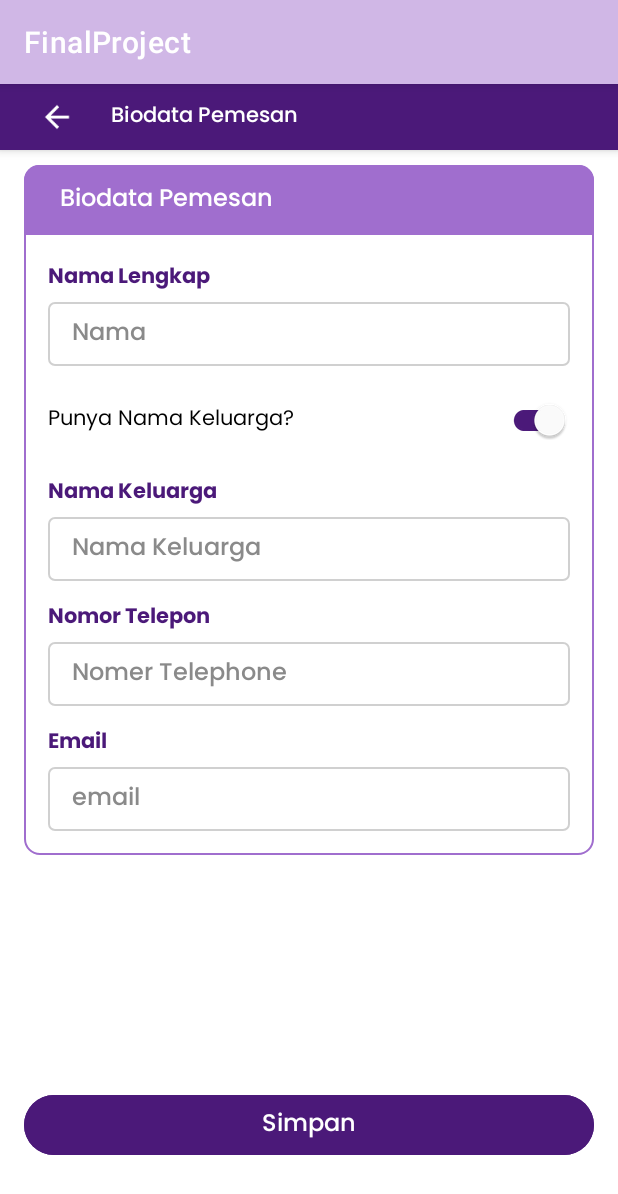
After one commit to C1-Bisa/C1-AND, an Android app: the fragment BiodataPemesanFragment shown on its own in the app's theme, on a phone screen of 412 x 824 dp. The commit adds this screen. Shown: the top 1194 px of the screen. Run offline under Robolectric (Android 15) with nearby library versions, the light colour scheme and no system bars.

Commit message:
add fragment

```diff
--- /dev/null
+++ b/app/src/main/java/com/binar/finalproject/view/home/BiodataPemesanFragment.kt
@@ -0,0 +1,20 @@
+package com.binar.finalproject.view.home
+
+import android.os.Bundle
+import androidx.fragment.app.Fragment
+import android.view.LayoutInflater
+import android.view.View
+import android.view.ViewGroup
+import com.binar.finalproject.R
+
+class BiodataPemesanFragment : Fragment() {
+
+    override fun onCreateView(
+        inflater: LayoutInflater, container: ViewGroup?,
+        savedInstanceState: Bundle?
+    ): View? {
+        // Inflate the layout for this fragment
+        return inflater.inflate(R.layout.fragment_biodata_pemesan, container, false)
+    }
+
+}
--- /dev/null
+++ b/app/src/main/java/com/binar/finalproject/view/home/BiodataPenumpangFragment.kt
@@ -0,0 +1,19 @@
+package com.binar.finalproject.view.home
+
+import android.os.Bundle
+import androidx.fragment.app.Fragment
+import android.view.LayoutInflater
+import android.view.View
+import android.view.ViewGroup
+import com.binar.finalproject.R
+
+class BiodataPenumpangFragment : Fragment() {
+    override fun onCreateView(
+        inflater: LayoutInflater, container: ViewGroup?,
+        savedInstanceState: Bundle?
+    ): View? {
+        // Inflate the layout for this fragment
+        return inflater.inflate(R.layout.fragment_biodata_penumpang, container, false)
+    }
+
+}
--- /dev/null
+++ b/app/src/main/res/layout/fragment_biodata_pemesan.xml
@@ -0,0 +1,269 @@
+<?xml version="1.0" encoding="utf-8"?>
+<androidx.constraintlayout.widget.ConstraintLayout xmlns:android="http://schemas.android.com/apk/res/android"
+    xmlns:tools="http://schemas.android.com/tools"
+    android:layout_width="match_parent"
+    android:layout_height="match_parent"
+    xmlns:app="http://schemas.android.com/apk/res-auto"
+    tools:context=".view.home.BiodataPemesanFragment">
+
+<!--    app bar-->
+    <com.google.android.material.appbar.AppBarLayout
+        android:id="@+id/appBar"
+        android:background="@color/DARKBLUE05"
+        android:layout_width="match_parent"
+        android:layout_height="wrap_content"
+        app:layout_constraintTop_toTopOf="parent">
+
+        <RelativeLayout
+            android:layout_width="match_parent"
+            android:layout_height="wrap_content">
+            <ImageView
+                android:id="@+id/btnBack"
+                android:src="@drawable/ic_back"
+                android:layout_width="wrap_content"
+                android:layout_height="wrap_content"
+                android:layout_marginStart="26dp"
+                android:layout_marginTop="8dp"
+                android:layout_marginBottom="8dp"
+                android:layout_alignParentStart="true"
+                android:layout_centerVertical="true"
+                app:tint="@color/NEUTRAL01" />
+
+            <TextView
+                android:layout_width="wrap_content"
+                android:layout_height="wrap_content"
+                android:fontFamily="@font/poppins_medium"
+                android:lineHeight="20dp"
+                android:text="Biodata Pemesan"
+                android:textColor="@color/NEUTRAL01"
+                android:textSize="14sp"
+                android:layout_marginStart="24dp"
+                android:layout_marginTop="10dp"
+                android:layout_marginBottom="10dp"
+                android:layout_toEndOf="@id/btnBack"/>
+        </RelativeLayout>
+    </com.google.android.material.appbar.AppBarLayout>
+
+    <RelativeLayout
+        android:layout_width="match_parent"
+        android:layout_height="wrap_content"
+        android:layout_marginTop="10dp"
+        android:layout_marginStart="16dp"
+        android:layout_marginEnd="16dp"
+        android:background="@drawable/background_border_primary_purple_three"
+        app:layout_constraintTop_toBottomOf="@id/appBar">
+        <LinearLayout
+            android:id="@+id/layoutTitle"
+            android:layout_width="match_parent"
+            android:layout_height="wrap_content"
+            android:orientation="horizontal"
+            android:background="@drawable/background_rounded_topleft_topright_purple_three"
+            >
+            <TextView
+                android:layout_width="wrap_content"
+                android:layout_height="wrap_content"
+                android:fontFamily="@font/poppins_medium"
+                android:lineHeight="20dp"
+                android:text="Biodata Pemesan"
+                android:textColor="@color/NEUTRAL01"
+                android:textSize="16sp"
+                android:layout_marginStart="24dp"
+                android:layout_marginTop="10dp"
+                android:layout_marginBottom="10dp"
+                android:layout_toEndOf="@id/btnBack"/>
+        </LinearLayout>
+        <LinearLayout
+            android:id="@+id/layoutNameField"
+            android:layout_width="match_parent"
+            android:layout_height="wrap_content"
+            android:layout_marginTop="16dp"
+            android:layout_marginStart="16dp"
+            android:layout_marginEnd="16dp"
+            android:layout_below="@id/layoutTitle"
+            android:orientation="vertical">
+            <TextView
+                android:layout_width="wrap_content"
+                android:layout_height="wrap_content"
+                android:text="Nama Lengkap"
+                android:fontFamily="@font/poppins_bold"
+                android:textSize="14sp"
+                android:lineHeight="20dp"
+                android:textColor="@color/DARKBLUE05"/>
+
+            <EditText
+                android:id="@+id/etNamaLengkapPemesan"
+                android:layout_width="match_parent"
+                android:layout_height="wrap_content"
+                android:background="@drawable/background_rounded_neutral_two"
+                android:fontFamily="@font/poppins_medium"
+                android:hint="Nama"
+                android:textSize="16sp"
+                android:textColor="@color/NEUTRAL04"
+                android:textColorHint="@color/NEUTRAL03"
+                android:inputType="textPersonName"
+                android:paddingStart="16dp"
+                android:paddingTop="8dp"
+                android:paddingEnd="16dp"
+                android:paddingBottom="8dp"
+                android:layout_marginTop="4dp"
+                tools:ignore="TouchTargetSizeCheck" />
+        </LinearLayout>
+        <RelativeLayout
+            android:id="@+id/layoutOptionClan"
+            android:layout_width="match_parent"
+            android:layout_height="wrap_content"
+            android:layout_marginTop="12dp"
+            android:layout_marginStart="16dp"
+            android:layout_marginEnd="16dp"
+            android:layout_below="@id/layoutNameField">
+            <TextView
+                android:layout_width="wrap_content"
+                android:layout_height="wrap_content"
+                android:text="Punya Nama Keluarga?"
+                android:textSize="14sp"
+                android:textColor="@color/NEUTRAL05"
+                android:fontFamily="@font/poppins_regular"
+                android:layout_alignParentStart="true"
+                android:layout_centerVertical="true"/>
+            <com.google.android.material.switchmaterial.SwitchMaterial
+                android:id="@+id/optionClan"
+                android:layout_width="wrap_content"
+                android:layout_height="wrap_content"
+                android:checked="true"
+                app:trackTint="#4B1979"
+                app:thumbTint="#FFFFFF"
+                android:layout_alignParentEnd="true"
+                android:layout_centerVertical="true"/>
+        </RelativeLayout>
+<!--        nama keluarga jika option clan active maka visibility visible-->
+        <LinearLayout
+            android:id="@+id/layoutNameClan"
+            android:layout_width="match_parent"
+            android:layout_height="wrap_content"
+            android:layout_marginTop="12dp"
+            android:layout_marginStart="16dp"
+            android:layout_marginEnd="16dp"
+            android:layout_below="@id/layoutOptionClan"
+            android:orientation="vertical">
+            <TextView
+                android:layout_width="wrap_content"
+                android:layout_height="wrap_content"
+                android:text="Nama Keluarga"
+                android:fontFamily="@font/poppins_bold"
+                android:textSize="14sp"
+                android:lineHeight="20dp"
+                android:textColor="@color/DARKBLUE05"/>
+
+            <EditText
+                android:id="@+id/etNameClan"
+                android:layout_width="match_parent"
+                android:layout_height="wrap_content"
+                android:background="@drawable/background_rounded_neutral_two"
+                android:fontFamily="@font/poppins_medium"
+                android:hint="Nama Keluarga"
+                android:textSize="16sp"
+                android:textColor="@color/NEUTRAL04"
+                android:textColorHint="@color/NEUTRAL03"
+                android:inputType="textPersonName"
+                android:paddingStart="16dp"
+                android:paddingTop="8dp"
+                android:paddingEnd="16dp"
+                android:paddingBottom="8dp"
+                android:layout_marginTop="4dp"
+                tools:ignore="TouchTargetSizeCheck" />
+        </LinearLayout>
+<!--        no telephone-->
+        <LinearLayout
+            android:id="@+id/layoutNoTelephone"
+            android:layout_width="match_parent"
+            android:layout_height="wrap_content"
+            android:layout_marginTop="12dp"
+            android:layout_marginStart="16dp"
+            android:layout_marginEnd="16dp"
+            android:layout_below="@id/layoutNameClan"
+            android:orientation="vertical">
+            <TextView
+                android:layout_width="wrap_content"
+                android:layout_height="wrap_content"
+                android:text="Nomor Telepon"
+                android:fontFamily="@font/poppins_bold"
+                android:textSize="14sp"
+                android:lineHeight="20dp"
+                android:textColor="@color/DARKBLUE05"/>
+
+            <EditText
+                android:id="@+id/etNoTelephone"
+                android:layout_width="match_parent"
+                android:layout_height="wrap_content"
+                android:background="@drawable/background_rounded_neutral_two"
+                android:fontFamily="@font/poppins_medium"
+                android:hint="Nomer Telephone"
+                android:textSize="16sp"
+                android:textColor="@color/NEUTRAL04"
+                android:textColorHint="@color/NEUTRAL03"
+                android:inputType="phone"
+                android:paddingStart="16dp"
+                android:paddingTop="8dp"
+                android:paddingEnd="16dp"
+                android:paddingBottom="8dp"
+                android:layout_marginTop="4dp"
+                tools:ignore="TouchTargetSizeCheck" />
+        </LinearLayout>
+<!--        email -->
+        <LinearLayout
+            android:id="@+id/layoutEmail"
+            android:layout_width="match_parent"
+            android:layout_height="wrap_content"
+            android:layout_marginTop="12dp"
+            android:layout_marginStart="16dp"
+            android:layout_marginEnd="16dp"
+            android:layout_marginBottom="16dp"
+            android:layout_below="@id/layoutNoTelephone"
+            android:orientation="vertical">
+            <TextView
+                android:layout_width="wrap_content"
+                android:layout_height="wrap_content"
+                android:text="Email"
+                android:fontFamily="@font/poppins_bold"
+                android:textSize="14sp"
+                android:lineHeight="20dp"
+                android:textColor="@color/DARKBLUE05"/>
+
+            <EditText
+                android:id="@+id/etEmail"
+                android:layout_width="match_parent"
+                android:layout_height="wrap_content"
+                android:background="@drawable/background_rounded_neutral_two"
+                android:fontFamily="@font/poppins_medium"
+                android:hint="email"
+                android:textSize="16sp"
+                android:textColor="@color/NEUTRAL04"
+                android:textColorHint="@color/NEUTRAL03"
+                android:inputType="textWebEmailAddress"
+                android:paddingStart="16dp"
+                android:paddingTop="8dp"
+                android:paddingEnd="16dp"
+                android:paddingBottom="8dp"
+                android:layout_marginTop="4dp"
+                tools:ignore="TouchTargetSizeCheck" />
+        </LinearLayout>
+    </RelativeLayout>
+    <Button
+        android:id="@+id/btnSimpanBiodataPemesan"
+        android:layout_width="match_parent"
+        android:layout_height="wrap_content"
+        android:text="Simpan"
+        android:fontFamily="@font/poppins_medium"
+        android:lineHeight="24dp"
+        android:textSize="16sp"
+        android:textAlignment="center"
+        android:textColor="@color/NEUTRAL01"
+        android:layout_marginBottom="50dp"
+        android:layout_marginStart="16dp"
+        android:layout_marginEnd="16dp"
+        style="@style/Btn"
+        android:backgroundTint="@color/DARKBLUE05"
+        app:layout_constraintBottom_toBottomOf="parent"/>
+
+
+</androidx.constraintlayout.widget.ConstraintLayout>
--- /dev/null
+++ b/app/src/main/res/layout/fragment_biodata_penumpang.xml
@@ -0,0 +1,78 @@
+<?xml version="1.0" encoding="utf-8"?>
+<androidx.constraintlayout.widget.ConstraintLayout xmlns:android="http://schemas.android.com/apk/res/android"
+    xmlns:tools="http://schemas.android.com/tools"
+    android:layout_width="match_parent"
+    android:layout_height="match_parent"
+    xmlns:app="http://schemas.android.com/apk/res-auto"
+    tools:context=".view.home.BiodataPenumpangFragment">
+
+    <!--    app bar-->
+    <com.google.android.material.appbar.AppBarLayout
+        android:id="@+id/appBar"
+        android:background="@color/DARKBLUE05"
+        android:layout_width="match_parent"
+        android:layout_height="wrap_content"
+        app:layout_constraintTop_toTopOf="parent">
+
+        <RelativeLayout
+            android:layout_width="match_parent"
+            android:layout_height="wrap_content">
+            <ImageView
+                android:id="@+id/btnBack"
+                android:src="@drawable/ic_back"
+                android:layout_width="wrap_content"
+                android:layout_height="wrap_content"
+                android:layout_marginStart="26dp"
+                android:layout_marginTop="8dp"
+                android:layout_marginBottom="8dp"
+                android:layout_alignParentStart="true"
+                android:layout_centerVertical="true"
+                app:tint="@color/NEUTRAL01" />
+
+            <TextView
+                android:layout_width="wrap_content"
+                android:layout_height="wrap_content"
+                android:fontFamily="@font/poppins_medium"
+                android:lineHeight="20dp"
+                android:text="Biodata Penumpang"
+                android:textColor="@color/NEUTRAL01"
+                android:textSize="14sp"
+                android:layout_marginStart="24dp"
+                android:layout_marginTop="10dp"
+                android:layout_marginBottom="10dp"
+                android:layout_toEndOf="@id/btnBack"/>
+        </RelativeLayout>
+    </com.google.android.material.appbar.AppBarLayout>
+    <androidx.recyclerview.widget.RecyclerView
+        android:layout_width="match_parent"
+        android:layout_height="0dp"
+        android:layout_marginTop="10dp"
+        android:layout_marginStart="16dp"
+        android:layout_marginEnd="16dp"
+        app:layout_constraintTop_toBottomOf="@id/appBar"
+        app:layout_constraintBottom_toTopOf="@id/bottomLayout"/>
+    <LinearLayout
+        android:id="@+id/bottomLayout"
+        android:layout_width="match_parent"
+        android:layout_height="wrap_content"
+        app:layout_constraintBottom_toBottomOf="parent">
+        <Button
+            android:id="@+id/btnPilihKursi"
+            android:layout_width="match_parent"
+            android:layout_height="wrap_content"
+            android:text="Lanjut Pilih Kursi"
+            android:fontFamily="@font/poppins_medium"
+            android:lineHeight="24dp"
+            android:textSize="16sp"
+            android:textAlignment="center"
+            android:textColor="@color/NEUTRAL01"
+            android:layout_marginBottom="16dp"
+            android:layout_marginTop="16dp"
+            android:layout_marginStart="16dp"
+            android:layout_marginEnd="16dp"
+            style="@style/Btn"
+            android:backgroundTint="@color/DARKBLUE05"
+            app:layout_constraintBottom_toBottomOf="parent"/>
+    </LinearLayout>
+
+</androidx.constraintlayout.widget.ConstraintLayout>
--- a/app/src/main/res/layout/fragment_hasil_pencarian.xml
+++ b/app/src/main/res/layout/fragment_hasil_pencarian.xml
@@ -17,6 +17,7 @@
             android:layout_width="match_parent"
             android:layout_height="wrap_content">
             <ImageView
+                android:id="@+id/btnBack"
                 android:src="@drawable/ic_back"
                 android:layout_width="wrap_content"
                 android:layout_height="wrap_content"
@@ -27,6 +28,7 @@
                 android:layout_centerVertical="true"
                 app:tint="@color/NEUTRAL01" />
             <TextView
+                android:id="@+id/tvPencarian"
                 android:layout_width="wrap_content"
                 android:layout_height="wrap_content"
                 android:text="JKT > MLB  - 2 Penumpang - Economy"
```
